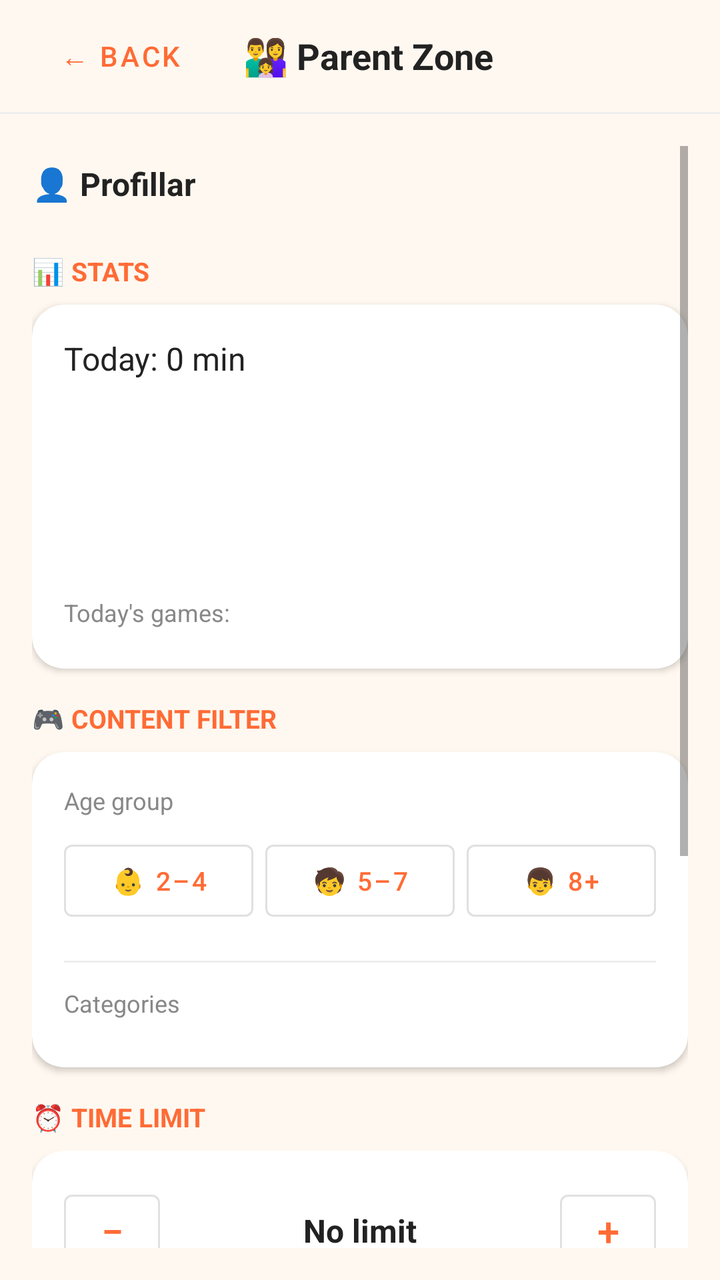
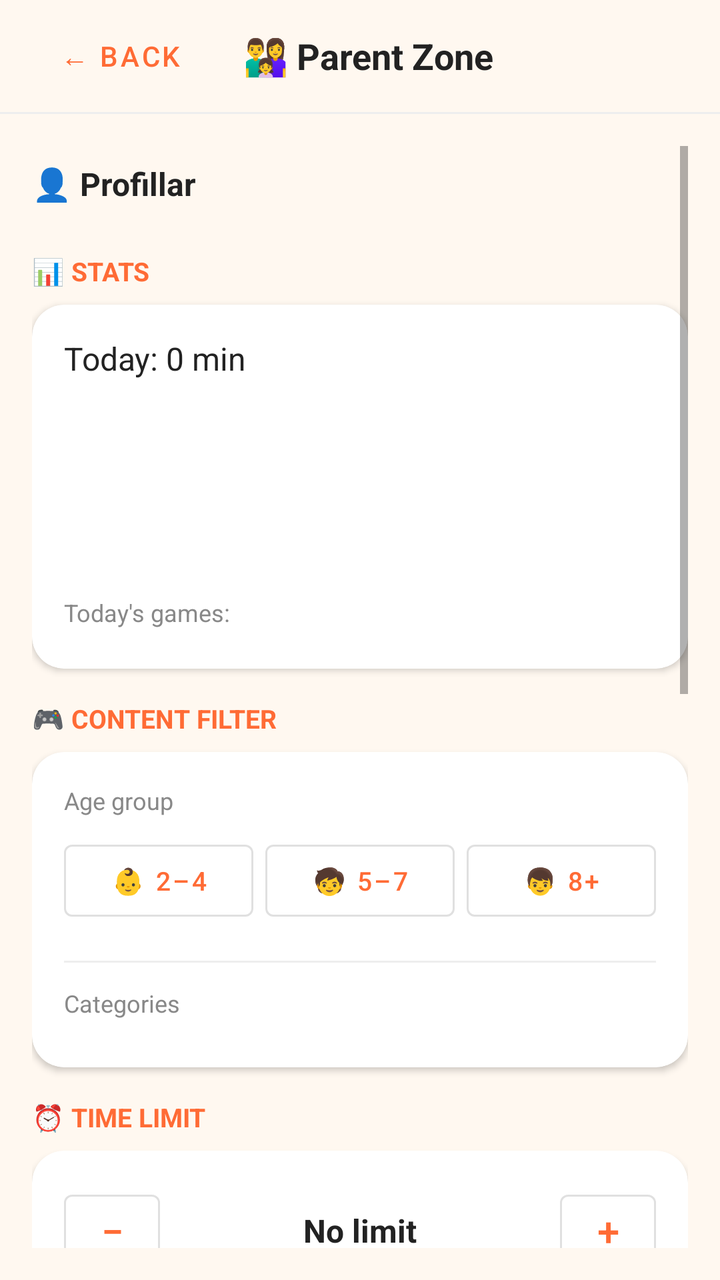

Screens rendered from an Android XML layout before and after an edit, with the pre-edit source and the edit as a unified diff.
<!-- AndroidManifest.xml: activity theme Theme.KidZone -->
<!-- res/layout/activity_parental_dashboard.xml -->
<?xml version="1.0" encoding="utf-8"?>
<LinearLayout xmlns:android="http://schemas.android.com/apk/res/android"
    xmlns:app="http://schemas.android.com/apk/res-auto"
    android:layout_width="match_parent"
    android:layout_height="match_parent"
    android:orientation="vertical"
    android:background="#FFF8F0">

    
    <LinearLayout
        android:layout_width="match_parent"
        android:layout_height="56dp"
        android:orientation="horizontal"
        android:gravity="center_vertical"
        android:paddingHorizontal="16dp"
        android:background="#FFF8F0">

        <com.google.android.material.button.MaterialButton
            android:id="@+id/pd_back"
            style="@style/Widget.MaterialComponents.Button.TextButton"
            android:layout_width="wrap_content"
            android:layout_height="wrap_content"
            android:text="← Back"
            android:textColor="#FF6B35"/>

        <TextView
            android:layout_width="0dp"
            android:layout_height="wrap_content"
            android:layout_weight="1"
            android:text="@string/pd_title"
            android:textSize="18sp"
            android:textStyle="bold"
            android:textColor="#222222"
            android:gravity="center"/>

        <Space android:layout_width="80dp" android:layout_height="1dp"/>
    </LinearLayout>

    <View android:layout_width="match_parent" android:layout_height="1dp" android:background="#EEEEEE"/>

    <ScrollView
        android:layout_width="match_parent"
        android:layout_height="0dp"
        android:layout_weight="1"
        android:padding="16dp"
        android:fillViewport="true">

        <LinearLayout
            android:layout_width="match_parent"
            android:layout_height="wrap_content"
            android:orientation="vertical">

            
            <TextView
                android:layout_width="match_parent"
                android:layout_height="wrap_content"
                android:text="👤 Profillar"
                android:textSize="16sp"
                android:textStyle="bold"
                android:textColor="#222222"
                android:layout_marginTop="8dp"
                android:layout_marginBottom="8dp"/>

            <LinearLayout
                android:id="@+id/pd_profiles"
                android:layout_width="match_parent"
                android:layout_height="wrap_content"
                android:orientation="vertical"
                android:layout_marginBottom="16dp">
            </LinearLayout>

            
            <TextView
                android:layout_width="wrap_content" android:layout_height="wrap_content"
                android:text="@string/pd_stats_header"
                android:textSize="13sp" android:textStyle="bold"
                android:textColor="#FF6B35" android:layout_marginBottom="8dp"/>

            <androidx.cardview.widget.CardView
                android:layout_width="match_parent" android:layout_height="wrap_content"
                app:cardCornerRadius="16dp" app:cardElevation="2dp"
                android:layout_marginBottom="16dp">
                <LinearLayout
                    android:layout_width="match_parent" android:layout_height="wrap_content"
                    android:orientation="vertical" android:padding="16dp">

                    <TextView
                        android:id="@+id/pd_today_minutes"
                        android:layout_width="wrap_content" android:layout_height="wrap_content"
                        android:text="Today: 0 min"
                        android:textSize="16sp" android:textColor="#222222"
                        android:layout_marginBottom="12dp"/>

                    <LinearLayout
                        android:id="@+id/pd_chart"
                        android:layout_width="match_parent" android:layout_height="80dp"
                        android:orientation="horizontal" android:gravity="bottom"
                        android:layout_marginBottom="4dp"/>

                    <LinearLayout
                        android:id="@+id/pd_chart_labels"
                        android:layout_width="match_parent" android:layout_height="wrap_content"
                        android:orientation="horizontal"
                        android:layout_marginBottom="12dp"/>

                    <TextView
                        android:layout_width="wrap_content" android:layout_height="wrap_content"
                        android:text="Today\'s games:"
                        android:textSize="12sp" android:textColor="#888888"
                        android:layout_marginBottom="4dp"/>

                    <HorizontalScrollView
                        android:layout_width="match_parent" android:layout_height="wrap_content">
                        <LinearLayout
                            android:id="@+id/pd_games_row"
                            android:layout_width="wrap_content" android:layout_height="wrap_content"
                            android:orientation="horizontal"/>
                    </HorizontalScrollView>

                </LinearLayout>
            </androidx.cardview.widget.CardView>

            
            <TextView
                android:layout_width="wrap_content" android:layout_height="wrap_content"
                android:text="@string/pd_content_header"
                android:textSize="13sp" android:textStyle="bold"
                android:textColor="#FF6B35" android:layout_marginBottom="8dp"/>

            <androidx.cardview.widget.CardView
                android:layout_width="match_parent" android:layout_height="wrap_content"
                app:cardCornerRadius="16dp" app:cardElevation="2dp"
                android:layout_marginBottom="16dp">
                <LinearLayout
                    android:layout_width="match_parent" android:layout_height="wrap_content"
                    android:orientation="vertical" android:padding="16dp">

                    <TextView
                        android:layout_width="wrap_content" android:layout_height="wrap_content"
                        android:text="Age group"
                        android:textSize="12sp" android:textColor="#888888"
                        android:layout_marginBottom="8dp"/>

                    <LinearLayout
                        android:layout_width="match_parent" android:layout_height="wrap_content"
                        android:orientation="horizontal" android:layout_marginBottom="16dp">
                        <com.google.android.material.button.MaterialButton
                            android:id="@+id/pd_age_24"
                            style="@style/Widget.MaterialComponents.Button.OutlinedButton"
                            android:layout_width="0dp" android:layout_height="48dp"
                            android:layout_weight="1" android:text="👶 2–4"
                            android:textSize="13sp" android:layout_marginEnd="4dp"/>
                        <com.google.android.material.button.MaterialButton
                            android:id="@+id/pd_age_57"
                            style="@style/Widget.MaterialComponents.Button.OutlinedButton"
                            android:layout_width="0dp" android:layout_height="48dp"
                            android:layout_weight="1" android:text="🧒 5–7"
                            android:textSize="13sp" android:layout_marginHorizontal="2dp"/>
                        <com.google.android.material.button.MaterialButton
                            android:id="@+id/pd_age_8plus"
                            style="@style/Widget.MaterialComponents.Button.OutlinedButton"
                            android:layout_width="0dp" android:layout_height="48dp"
                            android:layout_weight="1" android:text="👦 8+"
                            android:textSize="13sp" android:layout_marginStart="4dp"/>
                    </LinearLayout>

                    <View android:layout_width="match_parent" android:layout_height="1dp"
                        android:background="#EEEEEE" android:layout_marginBottom="12dp"/>

                    <TextView
                        android:layout_width="wrap_content" android:layout_height="wrap_content"
                        android:text="Categories"
                        android:textSize="12sp" android:textColor="#888888"
                        android:layout_marginBottom="8dp"/>

                    <LinearLayout
                        android:id="@+id/pd_categories"
                        android:layout_width="match_parent" android:layout_height="wrap_content"
                        android:orientation="vertical"/>

                </LinearLayout>
            </androidx.cardview.widget.CardView>

            
            <TextView
                android:layout_width="wrap_content" android:layout_height="wrap_content"
                android:text="@string/pd_limit_header"
                android:textSize="13sp" android:textStyle="bold"
                android:textColor="#FF6B35" android:layout_marginBottom="8dp"/>

            <androidx.cardview.widget.CardView
                android:layout_width="match_parent" android:layout_height="wrap_content"
                app:cardCornerRadius="16dp" app:cardElevation="2dp"
                android:layout_marginBottom="16dp">
                <LinearLayout
                    android:layout_width="match_parent" android:layout_height="wrap_content"
                    android:orientation="horizontal" android:gravity="center_vertical"
                    android:padding="16dp">

                    <com.google.android.material.button.MaterialButton
                        android:id="@+id/pd_limit_minus"
                        style="@style/Widget.MaterialComponents.Button.OutlinedButton"
                        android:layout_width="48dp" android:layout_height="48dp"
                        android:text="−" android:textSize="20sp" android:padding="0dp"/>

                    <TextView
                        android:id="@+id/pd_limit_val"
                        android:layout_width="0dp" android:layout_height="wrap_content"
                        android:layout_weight="1" android:text="@string/pd_no_limit"
                        android:textSize="16sp" android:textStyle="bold"
                        android:textColor="#222222" android:gravity="center"/>

                    <com.google.android.material.button.MaterialButton
                        android:id="@+id/pd_limit_plus"
                        style="@style/Widget.MaterialComponents.Button.OutlinedButton"
                        android:layout_width="48dp" android:layout_height="48dp"
                        android:text="+" android:textSize="20sp" android:padding="0dp"/>

                </LinearLayout>
            </androidx.cardview.widget.CardView>

            
            <TextView
                android:layout_width="wrap_content" android:layout_height="wrap_content"
                android:text="@string/pd_security_header"
                android:textSize="13sp" android:textStyle="bold"
                android:textColor="#FF6B35" android:layout_marginBottom="8dp"/>

            <androidx.cardview.widget.CardView
                android:layout_width="match_parent" android:layout_height="wrap_content"
                app:cardCornerRadius="16dp" app:cardElevation="2dp"
                android:layout_marginBottom="16dp">
                <LinearLayout
                    android:layout_width="match_parent" android:layout_height="wrap_content"
                    android:padding="16dp">
                    <com.google.android.material.button.MaterialButton
                        android:id="@+id/pd_change_pin"
                        android:layout_width="match_parent" android:layout_height="48dp"
                        android:text="@string/pd_set_pin"
                        android:backgroundTint="#FF6B35"/>
                </LinearLayout>
            </androidx.cardview.widget.CardView>

            
            <TextView
                android:id="@+id/pd_cloud_header"
                android:layout_width="wrap_content" android:layout_height="wrap_content"
                android:text="@string/pd_cloud_header"
                android:textSize="13sp" android:textStyle="bold"
                android:textColor="#FF6B35" android:layout_marginBottom="8dp"/>

            <androidx.cardview.widget.CardView
                android:id="@+id/pd_cloud_card"
                android:layout_width="match_parent" android:layout_height="wrap_content"
                app:cardCornerRadius="16dp" app:cardElevation="2dp"
                android:layout_marginBottom="32dp">
                <LinearLayout
                    android:layout_width="match_parent" android:layout_height="wrap_content"
                    android:orientation="vertical" android:padding="16dp">

                    <TextView
                        android:id="@+id/pd_cloud_status"
                        android:layout_width="match_parent" android:layout_height="wrap_content"
                        android:text="@string/pd_cloud_signin"
                        android:textSize="14sp" android:textColor="#222222"
                        android:layout_marginBottom="12dp"/>

                    <com.google.android.material.button.MaterialButton
                        android:id="@+id/pd_cloud_signin_btn"
                        android:layout_width="match_parent" android:layout_height="48dp"
                        android:text="@string/pd_cloud_signin"
                        android:backgroundTint="#FF6B35"/>

                    <com.google.android.material.button.MaterialButton
                        android:id="@+id/pd_cloud_signout_btn"
                        style="@style/Widget.MaterialComponents.Button.OutlinedButton"
                        android:layout_width="match_parent" android:layout_height="48dp"
                        android:text="@string/pd_cloud_signout"
                        android:visibility="gone"/>

                </LinearLayout>
            </androidx.cardview.widget.CardView>

        </LinearLayout>
    </ScrollView>

</LinearLayout>
<!-- resources referenced by this layout -->
<resources>
  <string name="pd_cloud_header">☁️ CLOUD BACKUP</string>
  <string name="pd_cloud_signin">Sign in to sync</string>
  <string name="pd_cloud_signout">Sign out</string>
  <string name="pd_content_header">🎮 CONTENT FILTER</string>
  <string name="pd_limit_header">⏰ TIME LIMIT</string>
  <string name="pd_no_limit">No limit</string>
  <string name="pd_security_header">🔒 SECURITY</string>
  <string name="pd_set_pin">Set PIN</string>
  <string name="pd_stats_header">📊 STATS</string>
  <string name="pd_title">👨‍👩‍👧 Parent Zone</string>
  <style name="Theme.KidZone" parent="Theme.MaterialComponents.DayNight.NoActionBar">
          <item name="colorPrimary">#FF6B35</item>
          <item name="colorPrimaryVariant">#E55A25</item>
          <item name="colorOnPrimary">#FFFFFF</item>
          <item name="colorSecondary">#FF9F1C</item>
          <item name="colorOnSecondary">#FFFFFF</item>
          <item name="android:statusBarColor">#FF6B35</item>
          <item name="android:navigationBarColor">#080818</item>
          <item name="android:windowBackground">#FF6B35</item>
          <item name="android:windowFullscreen">true</item>
      </style>
</resources>

<!-- the commit's change to res/layout/activity_parental_dashboard.xml (unified diff, before → after) -->
@@ -281,6 +281,107 @@
                 </LinearLayout>
             </androidx.cardview.widget.CardView>
 
+            
+            <TextView
+                android:layout_width="match_parent"
+                android:layout_height="wrap_content"
+                android:text="🔔 Push Info"
+                android:textSize="16sp"
+                android:textStyle="bold"
+                android:textColor="#FF6B35"
+                android:layout_marginBottom="8dp"/>
+
+            <androidx.cardview.widget.CardView
+                android:layout_width="match_parent"
+                android:layout_height="wrap_content"
+                app:cardCornerRadius="16dp"
+                app:cardElevation="2dp"
+                android:layout_marginBottom="16dp">
+                <LinearLayout
+                    android:layout_width="match_parent"
+                    android:layout_height="wrap_content"
+                    android:orientation="vertical"
+                    android:padding="16dp">
+
+                    <TextView
+                        android:id="@+id/pd_push_uid_label"
+                        android:layout_width="match_parent"
+                        android:layout_height="wrap_content"
+                        android:text="UID:"
+                        android:textSize="12sp"
+                        android:textColor="#888888"/>
+                    <LinearLayout
+                        android:layout_width="match_parent"
+                        android:layout_height="wrap_content"
+                        android:orientation="horizontal"
+                        android:gravity="center_vertical"
+                        android:layout_marginBottom="12dp">
+                        <TextView
+                            android:id="@+id/pd_push_uid"
+                            android:layout_width="0dp"
+                            android:layout_height="wrap_content"
+                            android:layout_weight="1"
+                            android:textSize="12sp"
+                            android:textColor="#222222"
+                            android:fontFamily="monospace"/>
+                        <com.google.android.material.button.MaterialButton
+                            android:id="@+id/pd_copy_uid"
+                            style="@style/Widget.MaterialComponents.Button.TextButton"
+                            android:layout_width="wrap_content"
+                            android:layout_height="wrap_content"
+                            android:text="Nusxa"
+                            android:textColor="#FF6B35"/>
+                    </LinearLayout>
+
+                    <TextView
+                        android:layout_width="match_parent"
+                        android:layout_height="wrap_content"
+                        android:text="FCM Token:"
+                        android:textSize="12sp"
+                        android:textColor="#888888"/>
+                    <LinearLayout
+                        android:layout_width="match_parent"
+                        android:layout_height="wrap_content"
+                        android:orientation="horizontal"
+                        android:gravity="center_vertical"
+                        android:layout_marginBottom="12dp">
+                        <TextView
+                            android:id="@+id/pd_push_token"
+                            android:layout_width="0dp"
+                            android:layout_height="wrap_content"
+                            android:layout_weight="1"
+                            android:textSize="11sp"
+                            android:textColor="#222222"
+                            android:fontFamily="monospace"
+                            android:maxLines="2"
+                            android:ellipsize="end"/>
+                        <com.google.android.material.button.MaterialButton
+                            android:id="@+id/pd_copy_token"
+                            style="@style/Widget.MaterialComponents.Button.TextButton"
+                            android:layout_width="wrap_content"
+                            android:layout_height="wrap_content"
+                            android:text="Nusxa"
+                            android:textColor="#FF6B35"/>
+                    </LinearLayout>
+
+                    <TextView
+                        android:layout_width="match_parent"
+                        android:layout_height="wrap_content"
+                        android:text="Oxirgi notification:"
+                        android:textSize="12sp"
+                        android:textColor="#888888"/>
+                    <TextView
+                        android:id="@+id/pd_last_notif"
+                        android:layout_width="match_parent"
+                        android:layout_height="wrap_content"
+                        android:text="—"
+                        android:textSize="13sp"
+                        android:textColor="#222222"
+                        android:layout_marginTop="4dp"/>
+
+                </LinearLayout>
+            </androidx.cardview.widget.CardView>
+
         </LinearLayout>
     </ScrollView>
 
